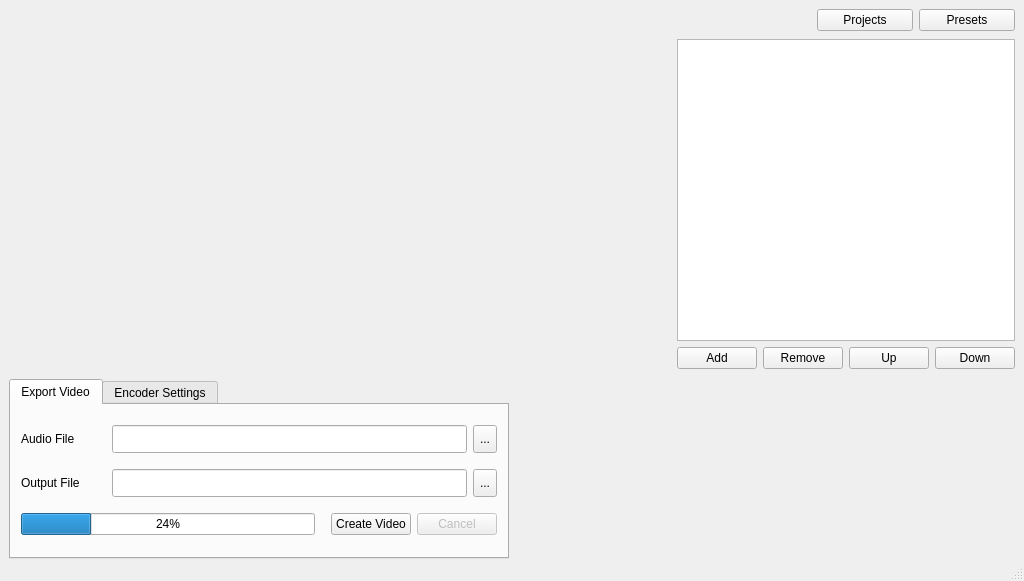
Above: mainwindow.ui from djfun/audio-visualizer-python before the change. Below: the same form after it.
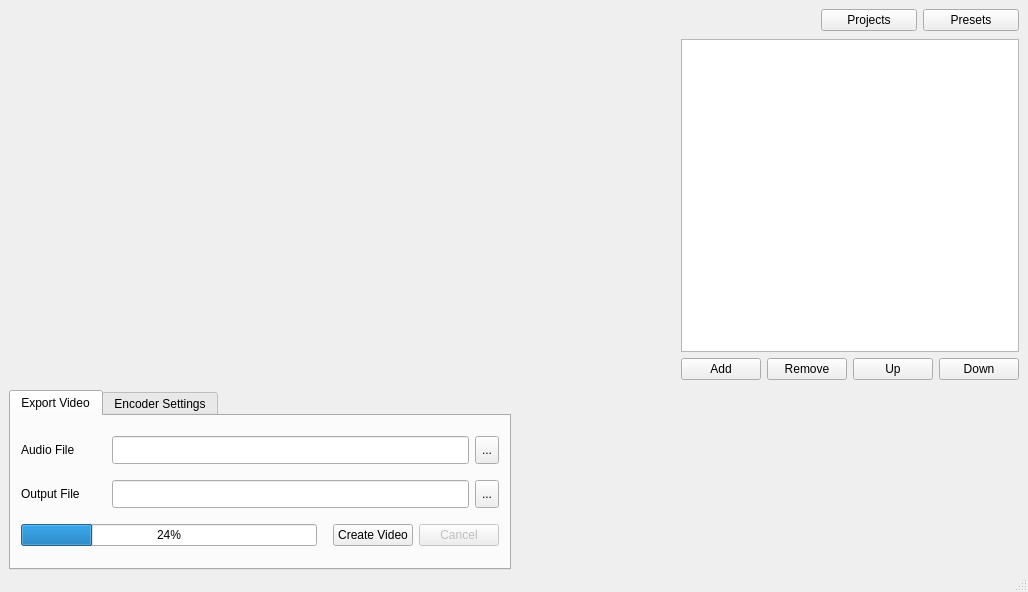
That is the form after the change.

The edit to the form file:
```diff
--- a/mainwindow.ui
+++ b/mainwindow.ui
@@ -6,8 +6,8 @@
    <rect>
     <x>0</x>
     <y>0</y>
-    <width>1008</width>
-    <height>575</height>
+    <width>1028</width>
+    <height>592</height>
    </rect>
   </property>
   <property name="sizePolicy">
```
Left out of the diff: 5 changed lines with no effect on the pictures.
